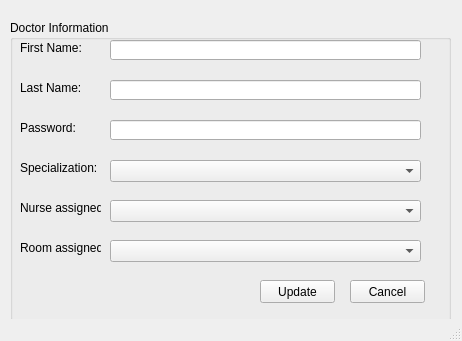
Before: the Qt Designer form Screens/Admin UpdateDoctor.ui in RaahimHash/DBMS-Project-UHU-Clinic, drawn with Qt 5.
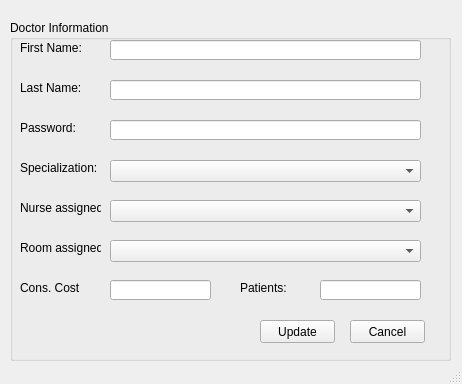
After: the same form once the commit is applied.

```diff
--- a/Screens/Admin UpdateDoctor.ui
+++ b/Screens/Admin UpdateDoctor.ui
@@ -10,7 +10,7 @@
     <x>0</x>
     <y>0</y>
     <width>462</width>
-    <height>341</height>
+    <height>384</height>
    </rect>
   </property>
   <property name="windowTitle">
@@ -23,7 +23,7 @@
       <x>10</x>
       <y>20</y>
       <width>441</width>
-      <height>301</height>
+      <height>341</height>
      </rect>
     </property>
     <property name="title">
@@ -72,7 +72,7 @@
      <property name="geometry">
       <rect>
        <x>250</x>
-       <y>260</y>
+       <y>300</y>
        <width>75</width>
        <height>23</height>
       </rect>
@@ -85,7 +85,7 @@
      <property name="geometry">
       <rect>
        <x>340</x>
-       <y>260</y>
+       <y>300</y>
        <width>75</width>
        <height>23</height>
       </rect>
@@ -202,6 +202,64 @@
       <string>Password:</string>
      </property>
     </widget>
+    <widget class="QLineEdit" name="lineCost">
+     <property name="geometry">
+      <rect>
+       <x>100</x>
+       <y>260</y>
+       <width>101</width>
+       <height>20</height>
+      </rect>
+     </property>
+     <property name="echoMode">
+      <enum>QLineEdit::Normal</enum>
+     </property>
+     <property name="readOnly">
+      <bool>false</bool>
+     </property>
+    </widget>
+    <widget class="QLabel" name="label_7">
+     <property name="geometry">
+      <rect>
+       <x>10</x>
+       <y>260</y>
+       <width>81</width>
+       <height>16</height>
+      </rect>
+     </property>
+     <property name="text">
+      <string>Cons. Cost</string>
+     </property>
+    </widget>
+    <widget class="QLabel" name="label_15">
+     <property name="geometry">
+      <rect>
+       <x>230</x>
+       <y>260</y>
+       <width>81</width>
+       <height>16</height>
+      </rect>
+     </property>
+     <property name="text">
+      <string>Patients:</string>
+     </property>
+    </widget>
+    <widget class="QLineEdit" name="linePatients">
+     <property name="geometry">
+      <rect>
+       <x>310</x>
+       <y>260</y>
+       <width>101</width>
+       <height>20</height>
+      </rect>
+     </property>
+     <property name="echoMode">
+      <enum>QLineEdit::Normal</enum>
+     </property>
+     <property name="readOnly">
+      <bool>false</bool>
+     </property>
+    </widget>
    </widget>
   </widget>
   <widget class="QStatusBar" name="statusbar"/>
```
Left out of the diff: 3 changed lines with no effect on the pictures.
